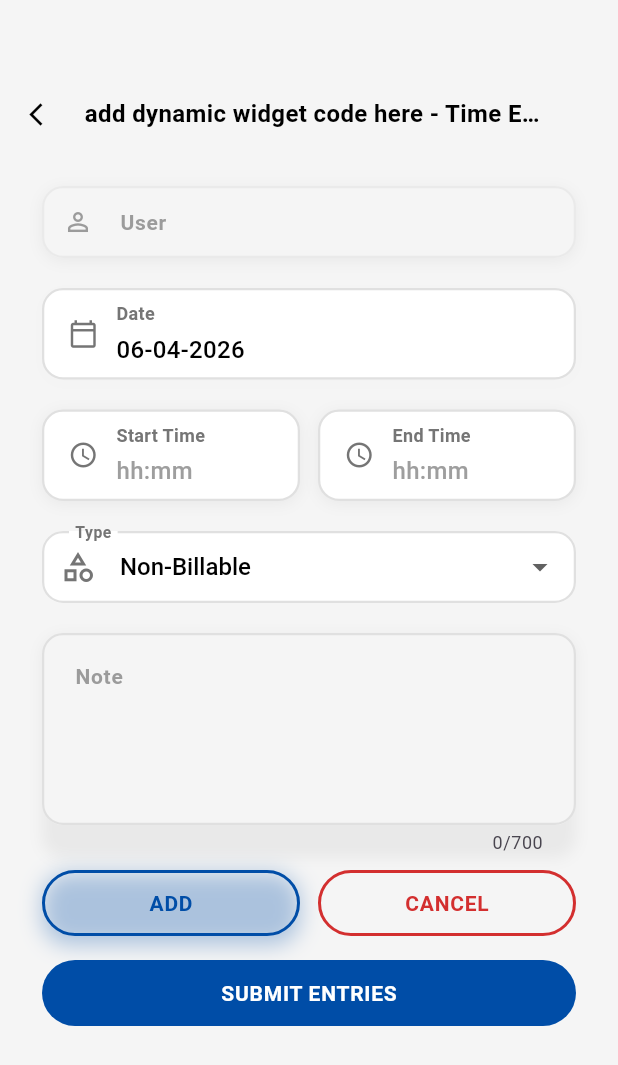
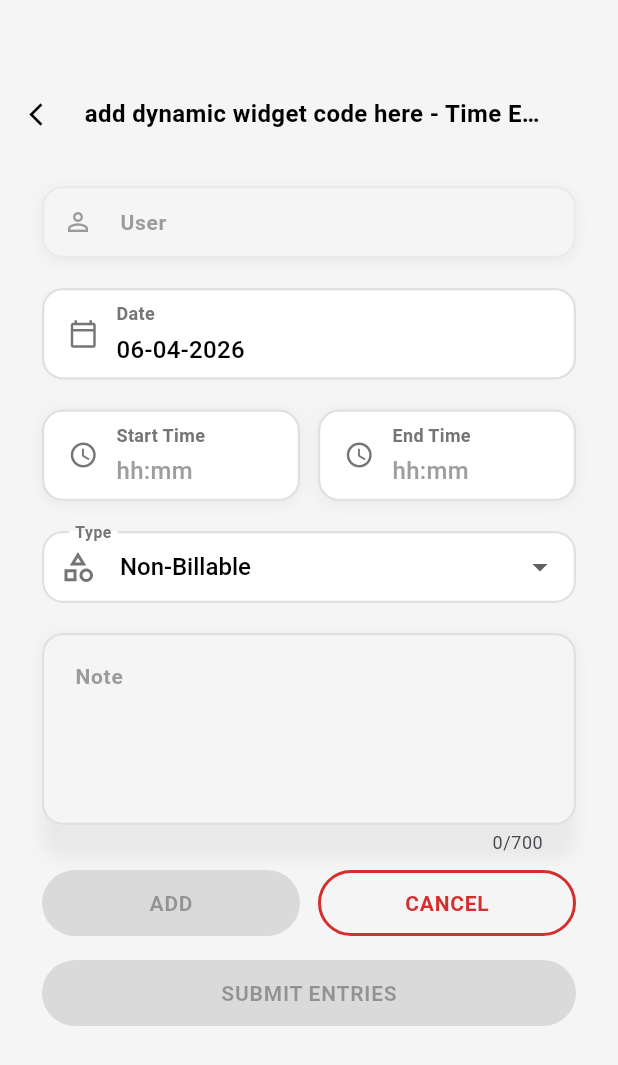
Before and after one commit to ankit76350dsv/dsv360_mobile_app, a Flutter app: the RequestTimeEntriesScreen screen opened directly, on a phone screen of 412 x 824 dp. Shown: the top 1065 px of the screen. Run offline on Flutter 3.47's test engine with Material 3 defaults, Android fonts, the phone set to English and light mode, and no system bars; our stand-ins replace connectivity_plus, dio, file_picker, fl_chart, flutter_riverpod, flutter_speed_dial and 4 more; missing offline and left inert: crop_your_image, syncfusion_flutter_pdfviewer, zcatalyst_sdk; accounts and stored records are empty; generated files the repository leaves out were written again.

Commit message:
fix: dateSelection range on RequestEntry Page

```diff
--- a/lib/features/time_entry/view/pages/request_time_entries_screen.dart
+++ b/lib/features/time_entry/view/pages/request_time_entries_screen.dart
@@ -45,11 +45,24 @@ class _RequestTimeEntriesScreenState extends State<RequestTimeEntriesScreen> {
   // ADD THIS LIST
   final List<TimeEntry> _entries = [];
 
+
+bool _isSubmitDisabled() {
+  final isFormDirty =
+      _startTimeController.text.isNotEmpty ||
+      _endTimeController.text.isNotEmpty ||
+      _noteController.text.isNotEmpty;
+
+  return isFormDirty || _entries.isEmpty;
+}
+bool _isAddDisabled() {
+  return _startTimeController.text.isEmpty || _noteController.text.isEmpty||
+      _endTimeController.text.isEmpty;
+}
+
   void _addTimeEntry() {
   if (_selectedDate == null ||
       _startTimeController.text.isEmpty ||
-      _endTimeController.text.isEmpty ||
-      _selectedType == null) {
+      _endTimeController.text.isEmpty) {
     ScaffoldMessenger.of(context).showSnackBar(
       const SnackBar(content: Text("Please fill all required fields")),
     );
@@ -109,7 +122,7 @@ class _RequestTimeEntriesScreenState extends State<RequestTimeEntriesScreen> {
     date: _selectedDate!,
     startTime: _startTimeController.text,
     endTime: _endTimeController.text,
-    type: _selectedType!,
+    type: _selectedType ?? 'Non-Billable',
     note: _noteController.text,
   );
 
@@ -179,14 +192,17 @@ class _RequestTimeEntriesScreenState extends State<RequestTimeEntriesScreen> {
 
   Future<void> _selectDate(BuildContext context) async {
     final customColors = Theme.of(context).custom;
-    final DateTime today = DateTime.now();
-    final DateTime sevenDaysAgo = today.subtract(const Duration(days: 6));
+    final DateTime now = DateTime.now();
+    final DateTime today = DateTime(now.year, now.month, now.day);
+
+    // cutoff = today - 6 days
+    final DateTime cutoffDate = today.subtract(const Duration(days: 6));
 
     final DateTime? pickedDate = await showDatePicker(
   context: context,
-      initialDate: _selectedDate ?? DateTime.now(),
-      firstDate: sevenDaysAgo,
-      lastDate: today,
+  initialDate: cutoffDate.subtract(const Duration(days: 1)), // valid default
+  firstDate: DateTime(2000), // or any old date
+  lastDate: cutoffDate.subtract(const Duration(days: 1)), // 🔴 KEY CHANGE
   builder: (context, child) {
     return Theme(
       data: Theme.of(context).copyWith(
@@ -204,7 +220,7 @@ class _RequestTimeEntriesScreenState extends State<RequestTimeEntriesScreen> {
 );
     if (pickedDate != null) {
       // Validate that the selected date is within the last 7 days
-      if (pickedDate.isBefore(sevenDaysAgo) || pickedDate.isAfter(today)) {
+      if (pickedDate.isAfter(today)) {
         ScaffoldMessenger.of(context).showSnackBar(
           SnackBar(
             content: Text('You can only add time entries for the last 7 days'),
@@ -562,7 +578,7 @@ class _RequestTimeEntriesScreenState extends State<RequestTimeEntriesScreen> {
 
               // Type field
               DropdownButtonFormField<String>(
-                value: _selectedType,
+               initialValue: _selectedType ?? 'Non-Billable',
 
                 hint: Text(
                   'Type',
@@ -643,34 +659,28 @@ class _RequestTimeEntriesScreenState extends State<RequestTimeEntriesScreen> {
                     child: Container(
                       decoration: BoxDecoration(
                         borderRadius: BorderRadius.circular(18),
-                        boxShadow: [
-                          BoxShadow(
-                            color: customColors.primary!.withOpacity(0.3),
-                            blurRadius: 12,
-                            offset: const Offset(0, 4),
-                          ),
-                        ],
                       ),
                       child: ListenableBuilder(
                         listenable: TimerService.instance,
                         builder: (context, _) {
-                          return OutlinedButton(
-  onPressed: (TimerService.instance.isRunning)
+                          return ElevatedButton(
+  onPressed: (TimerService.instance.isRunning || _isAddDisabled())
       ? null
       : (widget.editingEntry != null
             ? _saveAllEntries
             : _addTimeEntry),
-  style: OutlinedButton.styleFrom(
-    side: BorderSide(color: customColors.primary!, width: 2),
+  style: ElevatedButton.styleFrom(
+    backgroundColor: customColors.primary,
+    foregroundColor: Colors.white,
     padding: const EdgeInsets.symmetric(vertical: 12),
     shape: RoundedRectangleBorder(
       borderRadius: BorderRadius.circular(24),
     ),
+    elevation: 0,
   ),
   child: Text(
     widget.editingEntry != null ? 'SAVE' : 'ADD',
-    style: TextStyle(
-      color: customColors.primary,
+    style: const TextStyle(
       fontSize: 14,
       fontWeight: FontWeight.w600,
       letterSpacing: 0.5,
@@ -712,7 +722,7 @@ class _RequestTimeEntriesScreenState extends State<RequestTimeEntriesScreen> {
               SizedBox(
                 width: MediaQuery.of(context).size.width,
                 child: ElevatedButton(
-                  onPressed: (TimerService.instance.isRunning)
+                  onPressed: (TimerService.instance.isRunning || _isSubmitDisabled())
                       ? null
                       : (widget.editingEntry != null
                             ? _saveAllEntries
```
Lines whose indentation alone changed are shown as unchanged.
